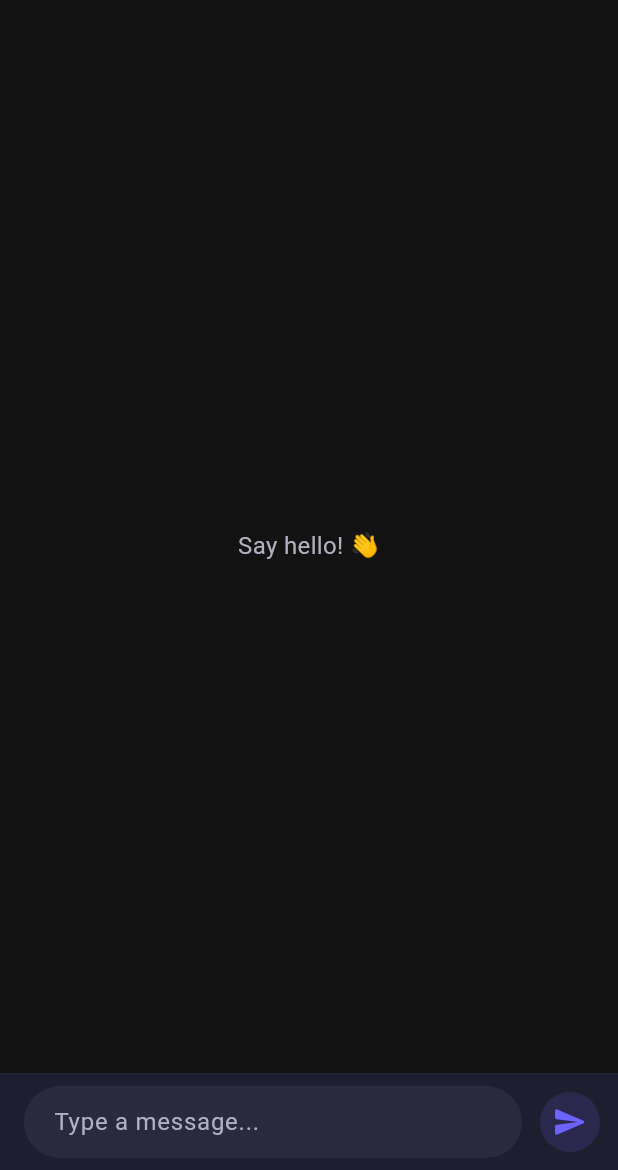
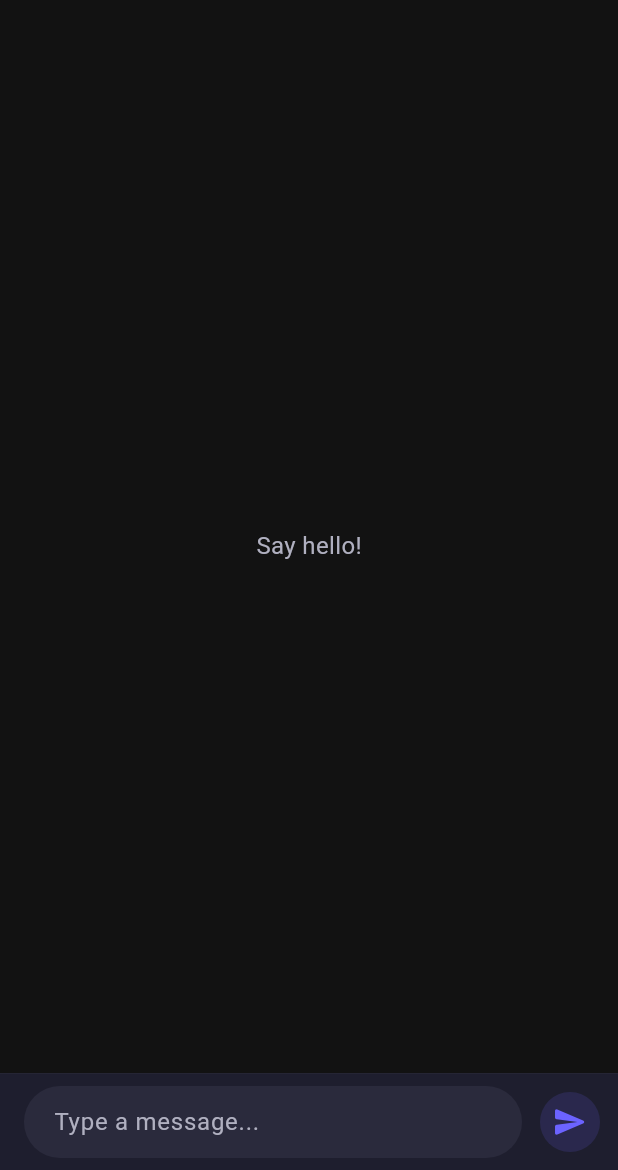
Before and after one commit to dkarthikdatta/stranger-connect, a Flutter app: the ChatScreen screen opened directly with empty values, on a phone screen of 412 x 824 dp, the part 66-1236 px from its top. Run offline on Flutter 3.47's test engine with Material 3 defaults, Android fonts, the light colour scheme and no system bars; our stand-ins replace cached_network_image, cloud_firestore, cloud_functions, firebase_auth, firebase_core, firebase_storage and 3 more; accounts and stored records are empty; generated files the repository leaves out were written again; network calls fail.

Commit message:
connect not working

```diff
--- a/lib/models/chat_room_model.dart
+++ b/lib/models/chat_room_model.dart
@@ -7,6 +7,8 @@ class ChatRoomModel {
   final DateTime createdAt;
   final String? lastMessage;
   final DateTime? lastMessageAt;
+  final DateTime? endedAt;
+  final String? endedBy;
 
   ChatRoomModel({
     required this.id,
@@ -15,7 +17,11 @@ class ChatRoomModel {
     required this.createdAt,
     this.lastMessage,
     this.lastMessageAt,
+    this.endedAt,
+    this.endedBy,
   });
+
+  bool get isEnded => endedAt != null;
 
   factory ChatRoomModel.fromFirestore(DocumentSnapshot doc) {
     final data = doc.data() as Map<String, dynamic>;
@@ -33,6 +39,10 @@ class ChatRoomModel {
       lastMessageAt: data['lastMessageAt'] != null
           ? (data['lastMessageAt'] as Timestamp).toDate()
           : null,
+      endedAt: data['endedAt'] != null
+          ? (data['endedAt'] as Timestamp).toDate()
+          : null,
+      endedBy: data['endedBy'],
     );
   }
 
--- a/lib/models/message_model.dart
+++ b/lib/models/message_model.dart
@@ -21,7 +21,9 @@ class MessageModel {
       id: doc.id,
       senderId: data['senderId'] ?? '',
       text: data['text'] ?? '',
-      timestamp: (data['timestamp'] as Timestamp).toDate(),
+      timestamp: data['timestamp'] != null
+          ? (data['timestamp'] as Timestamp).toDate()
+          : DateTime.now(),
       type: data['type'] ?? 'text',
     );
   }
--- a/lib/screens/chat_screen.dart
+++ b/lib/screens/chat_screen.dart
@@ -24,6 +24,7 @@ class _ChatScreenState extends State<ChatScreen> {
   late ChatService _chatService;
   late AuthService _authService;
   ChatRoomModel? _chatRoom;
+  bool _isEnded = false;
 
   @override
   void initState() {
@@ -39,6 +40,7 @@ class _ChatScreenState extends State<ChatScreen> {
   }
 
   void _sendMessage() {
+    if (_isEnded) return;
     final text = _messageController.text.trim();
     if (text.isEmpty) return;
 
@@ -51,6 +53,20 @@ class _ChatScreenState extends State<ChatScreen> {
     _messageController.clear();
   }
 
+  Future<void> _exitChat() async {
+    if (!_isEnded) {
+      final uid = _authService.uid!;
+      await _chatService.endChat(
+        chatRoomId: widget.chatRoomId,
+        endedByUid: uid,
+      );
+    }
+    if (mounted) {
+      context.read<MatchmakingService>().clearCurrentMatch();
+      Navigator.pop(context);
+    }
+  }
+
   @override
   void dispose() {
     _messageController.dispose();
@@ -61,7 +77,18 @@ class _ChatScreenState extends State<ChatScreen> {
   @override
   Widget build(BuildContext context) {
     final myUid = _authService.uid!;
-    final otherProfile = _chatRoom?.getOtherProfile(myUid);
+
+    return StreamBuilder<ChatRoomModel?>(
+      stream: _chatService.chatRoomStream(widget.chatRoomId),
+      initialData: _chatRoom,
+      builder: (context, roomSnapshot) {
+        final room = roomSnapshot.data ?? _chatRoom;
+        if (room != null && room.isEnded && !_isEnded) {
+          WidgetsBinding.instance.addPostFrameCallback((_) {
+            if (mounted) setState(() => _isEnded = true);
+          });
+        }
+        final otherProfile = room?.getOtherProfile(myUid);
 
         return Scaffold(
           appBar: AppBar(
@@ -87,15 +114,25 @@ class _ChatScreenState extends State<ChatScreen> {
             ),
             leading: IconButton(
               icon: const Icon(Icons.arrow_back_rounded),
-          onPressed: () {
-            context.read<MatchmakingService>().clearCurrentMatch();
-            Navigator.pop(context);
-          },
+              onPressed: _exitChat,
             ),
           ),
           body: Column(
             children: [
-          // Messages list
+              if (_isEnded)
+                Container(
+                  width: double.infinity,
+                  padding: const EdgeInsets.symmetric(vertical: 10),
+                  color: Colors.redAccent.withOpacity(0.15),
+                  child: const Text(
+                    'Stranger has left the chat',
+                    textAlign: TextAlign.center,
+                    style: TextStyle(
+                      color: Colors.redAccent,
+                      fontWeight: FontWeight.w600,
+                    ),
+                  ),
+                ),
               Expanded(
                 child: StreamBuilder<List<MessageModel>>(
                   stream: _chatService.getMessages(widget.chatRoomId),
@@ -111,7 +148,7 @@ class _ChatScreenState extends State<ChatScreen> {
                     if (messages.isEmpty) {
                       return const Center(
                         child: Text(
-                      'Say hello! 👋',
+                          'Say hello!',
                           style: TextStyle(
                             color: AppTheme.textSecondary,
                             fontSize: 16,
@@ -137,11 +174,11 @@ class _ChatScreenState extends State<ChatScreen> {
                   },
                 ),
               ),
-
-          // Input bar
               _buildInputBar(),
             ],
           ),
+        );
+      },
     );
   }
 
@@ -164,10 +201,11 @@ class _ChatScreenState extends State<ChatScreen> {
           Expanded(
             child: TextField(
               controller: _messageController,
+              enabled: !_isEnded,
               textCapitalization: TextCapitalization.sentences,
               style: const TextStyle(color: AppTheme.textPrimary),
               decoration: InputDecoration(
-                hintText: 'Type a message...',
+                hintText: _isEnded ? 'Chat ended' : 'Type a message...',
                 filled: true,
                 fillColor: AppTheme.cardColor,
                 contentPadding: const EdgeInsets.symmetric(
@@ -184,11 +222,13 @@ class _ChatScreenState extends State<ChatScreen> {
           ),
           const SizedBox(width: 8),
           IconButton(
-            onPressed: _sendMessage,
+            onPressed: _isEnded ? null : _sendMessage,
             icon: const Icon(Icons.send_rounded),
-            color: AppTheme.primaryColor,
+            color: _isEnded ? AppTheme.textSecondary : AppTheme.primaryColor,
             style: IconButton.styleFrom(
-              backgroundColor: AppTheme.primaryColor.withOpacity(0.15),
+              backgroundColor: _isEnded
+                  ? AppTheme.cardColor
+                  : AppTheme.primaryColor.withOpacity(0.15),
             ),
           ),
         ],
```
Also changed, not shown: lib/screens/matching_screen.dart (+23 -29 lines), lib/services/chat_service.dart (+10 -0 lines), lib/services/matchmaking_service.dart (+13 -18 lines), pubspec.lock, 17 other files. Lines whose indentation alone changed are shown as unchanged.
